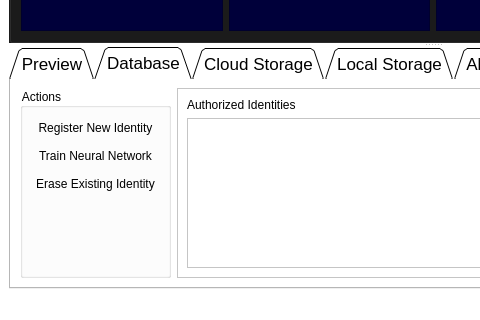
This is altech_gui.ui in eugeneoca/altechV2 as Qt 5 draws it before an edit; both pictures show x 0 to 480 and y 266 to 586 of the 866 by 586 pixel window. The edited form follows.
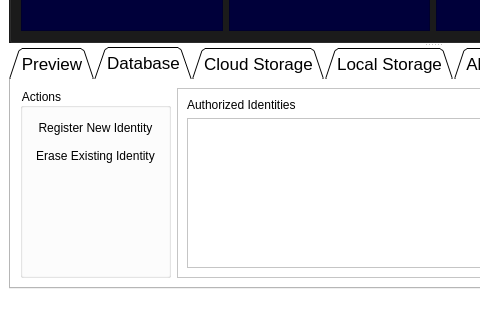
This is the edited form. The open tabs and pages were chosen to show the change. Icons and pictures are not drawn.

Diff of the .ui file:
```diff
--- a/altech_gui.ui
+++ b/altech_gui.ui
@@ -278,47 +278,7 @@
             <string>Actions</string>
            </property>
            <layout class="QGridLayout" name="gridLayout_5">
-            <item row="0" column="0">
-             <widget class="QPushButton" name="btn_RegisterIdentity">
-              <property name="autoFillBackground">
-               <bool>false</bool>
-              </property>
-              <property name="styleSheet">
-               <string notr="true">background-color: rgb(75, 150, 0);
-font: 13pt &quot;Segoe UI&quot;;</string>
-              </property>
-              <property name="text">
-               <string>Register New Identity</string>
-              </property>
-              <property name="default">
-               <bool>true</bool>
-              </property>
-              <property name="flat">
-               <bool>true</bool>
-              </property>
-             </widget>
-            </item>
             <item row="2" column="0">
-             <widget class="QPushButton" name="btn_EraseIdentity">
-              <property name="autoFillBackground">
-               <bool>false</bool>
-              </property>
-              <property name="styleSheet">
-               <string notr="true">background-color: rgb(75, 150, 0);
-font: 13pt &quot;Segoe UI&quot;;</string>
-              </property>
-              <property name="text">
-               <string>Erase Existing Identity</string>
-              </property>
-              <property name="default">
-               <bool>true</bool>
-              </property>
-              <property name="flat">
-               <bool>true</bool>
-              </property>
-             </widget>
-            </item>
-            <item row="3" column="0">
              <spacer name="verticalSpacer">
               <property name="orientation">
                <enum>Qt::Vertical</enum>
@@ -332,7 +292,7 @@
              </spacer>
             </item>
             <item row="1" column="0">
-             <widget class="QPushButton" name="btn_TrainIdentity">
+             <widget class="QPushButton" name="btn_EraseIdentity">
               <property name="autoFillBackground">
                <bool>false</bool>
               </property>
@@ -341,7 +301,27 @@
 font: 13pt &quot;Segoe UI&quot;;</string>
               </property>
               <property name="text">
-               <string>Train Neural Network</string>
+               <string>Erase Existing Identity</string>
+              </property>
+              <property name="default">
+               <bool>true</bool>
+              </property>
+              <property name="flat">
+               <bool>true</bool>
+              </property>
+             </widget>
+            </item>
+            <item row="0" column="0">
+             <widget class="QPushButton" name="btn_RegisterIdentity">
+              <property name="autoFillBackground">
+               <bool>false</bool>
+              </property>
+              <property name="styleSheet">
+               <string notr="true">background-color: rgb(75, 150, 0);
+font: 13pt &quot;Segoe UI&quot;;</string>
+              </property>
+              <property name="text">
+               <string>Register New Identity</string>
               </property>
               <property name="default">
                <bool>true</bool>
```
